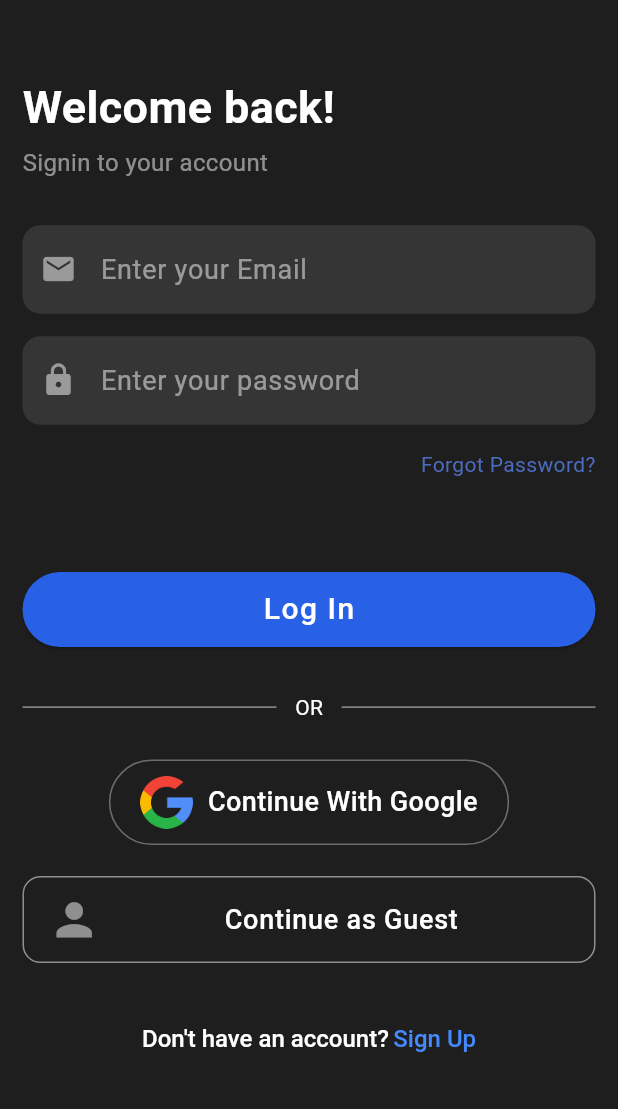
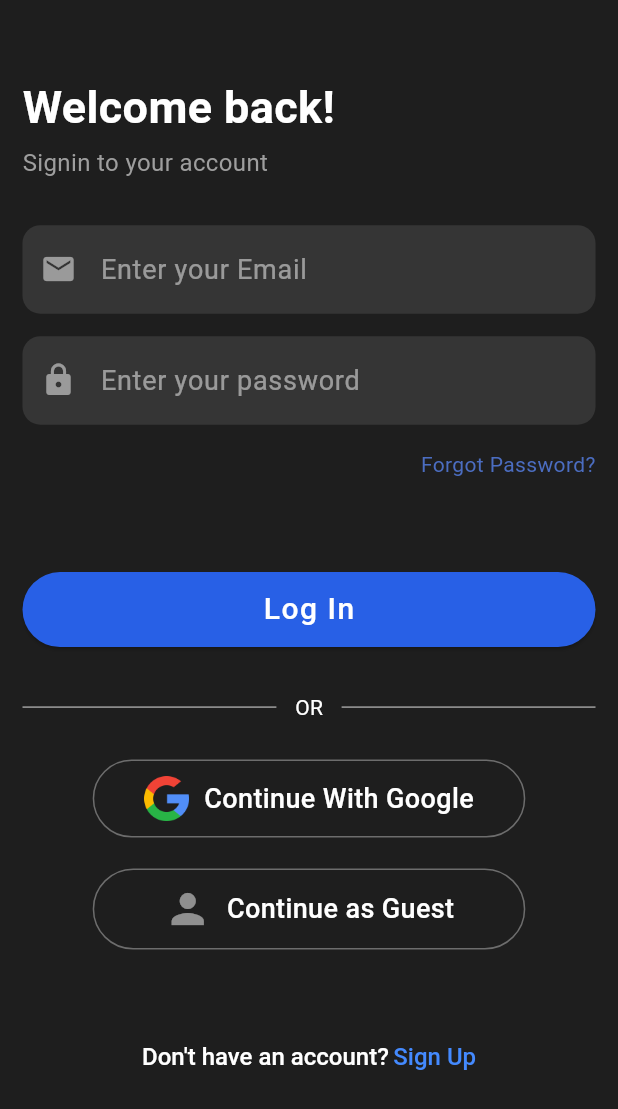
Before and after one commit to MuhammadHasan-Git/DoBits, a Flutter app: the screen it shows after launch, after a tap on "Login", on a phone screen of 412 x 824 dp. Shown: the top 1109 px of the screen. Run offline on Flutter 3.47's test engine with Material 3 defaults, Android fonts, the phone set to English and light mode, and no system bars; our stand-ins replace cloud_firestore, device_info_plus, email_validator, firebase_auth, firebase_core, flutter_svg and 3 more; accounts and stored records are empty.

Commit message:
bug fixes and create page for select sign in methods

```diff
--- a/lib/controller/user_controller.dart
+++ b/lib/controller/user_controller.dart
@@ -9,7 +9,6 @@ import 'package:google_sign_in/google_sign_in.dart';
 import 'package:todo_app/main.dart';
 import 'package:todo_app/utils/colors.dart';
 import 'package:todo_app/utils/extensions.dart';
-import 'package:todo_app/view/home_page.dart';
 
 class UserController extends GetxController {
   static Future<String?> getId() async {
@@ -220,8 +219,7 @@ class UserController extends GetxController {
       final user = userCredentail.user;
       if (user != null) {
         createUser(user.displayName!, user.email!);
-        Get.to(() => const HomePage());
-      } else {}
+      }
     } on FirebaseAuthException catch (error) {
       navigatorKey.currentState!.popUntil((route) => route.isFirst);
       if (error.code == 'account-exists-with-different-credential') {
@@ -254,13 +252,6 @@ class UserController extends GetxController {
     } catch (error) {
       navigatorKey.currentState!.popUntil((route) => route.isFirst);
       log(error.toString());
-      Get.showSnackbar(
-        const GetSnackBar(
-          message: 'Error occurred using Google Sign In. Try again.',
-          title: "Failed to Sign in with Google",
-          duration: Duration(seconds: 2),
-        ),
-      );
     }
     navigatorKey.currentState!.popUntil((route) => route.isFirst);
   }
--- a/lib/utils/colors.dart
+++ b/lib/utils/colors.dart
@@ -1,6 +1,7 @@
 import 'package:flutter/material.dart';
 
 const black = Color(0xff1E1E1E);
+const grey = Colors.grey;
 const white = Color(0xffFFFFFF);
 const blue = Color(0xff4B6DC1);
 const darkBlue = Color(0xff2860E6);
--- a/lib/view/authentication/login_options.dart
+++ b/lib/view/authentication/login_options.dart
@@ -7,6 +7,7 @@ import 'package:todo_app/utils/extensions.dart';
 import 'package:todo_app/view/authentication/login_view.dart';
 import 'package:todo_app/view/authentication/signup_view.dart';
 import 'package:todo_app/view/authentication/widgets/google_signin.dart';
+import 'package:todo_app/view/authentication/widgets/guest_signin.dart';
 import 'package:todo_app/view/widget/button.dart';
 import '../../controller/auth_controller.dart';
 
@@ -20,7 +21,11 @@ class LoginOptions extends StatelessWidget {
     return Scaffold(
       body: SafeArea(
         child: Padding(
-          padding: const EdgeInsets.symmetric(horizontal: 15),
+          padding: const EdgeInsets.only(
+            left: 15,
+            right: 15,
+            bottom: 20,
+          ),
           child: SingleChildScrollView(
             child: Column(
               mainAxisAlignment: MainAxisAlignment.start,
@@ -43,12 +48,28 @@ class LoginOptions extends StatelessWidget {
                   height: 300,
                   width: double.infinity,
                 ),
-                const Text(
-                  "Welcome",
+                Text(
+                  isGuest! ? "LogIn to Access This Feature" : "Sign In Options",
+                  textAlign: TextAlign.center,
                   style: TextStyle(
                     color: darkBlue,
                     letterSpacing: 2,
-                    fontSize: 24,
+                    fontSize: isGuest! ? 20 : 24,
+                    fontWeight: FontWeight.w100,
+                  ),
+                ),
+                SizedBox(
+                  height: 1.0.wp,
+                ),
+                Text(
+                  isGuest!
+                      ? "To access this feature, please log in to your account."
+                      : "Choose Your Preferred Sign-In Method",
+                  textAlign: TextAlign.center,
+                  style: const TextStyle(
+                    color: grey,
+                    letterSpacing: 1,
+                    fontSize: 14,
                     fontWeight: FontWeight.w100,
                   ),
                 ),
@@ -58,24 +79,15 @@ class LoginOptions extends StatelessWidget {
                 CustomButton(
                   text: "Login",
                   onPressed: () => Get.to(
-                      () => Obx(() => authController.showSignIn.value
-                          ? LoginView(
-                              toggleView: () => authController.toggleView())
-                          : SignupView(
-                              toggleView: () => authController.toggleView())),
-                      transition: Transition.downToUp),
-                ),
-                SizedBox(
-                  height: 6.0.wp,
-                ),
-                CustomButton(
-                  text: "Signup",
-                  onPressed: () => Get.to(
-                      () => Obx(() => authController.showSignIn.value
-                          ? LoginView(
-                              toggleView: () => authController.toggleView())
-                          : SignupView(
-                              toggleView: () => authController.toggleView())),
+                      () => Obx(
+                            () => authController.showSignIn.value
+                                ? LoginView(
+                                    toggleView: () =>
+                                        authController.toggleView())
+                                : SignupView(
+                                    toggleView: () =>
+                                        authController.toggleView()),
+                          ),
                       transition: Transition.downToUp),
                 ),
                 SizedBox(
@@ -83,9 +95,9 @@ class LoginOptions extends StatelessWidget {
                 ),
                 Row(
                   children: [
-                    Expanded(
+                    const Expanded(
                         child: Divider(
-                      color: white.withOpacity(0.5),
+                      color: grey,
                       indent: 25,
                     )),
                     SizedBox(
@@ -98,9 +110,9 @@ class LoginOptions extends StatelessWidget {
                     SizedBox(
                       width: 3.0.wp,
                     ),
-                    Expanded(
+                    const Expanded(
                         child: Divider(
-                      color: white.withOpacity(0.5),
+                      color: grey,
                       endIndent: 25,
                     )),
                   ],
@@ -108,9 +120,11 @@ class LoginOptions extends StatelessWidget {
                 SizedBox(
                   height: 10.0.wp,
                 ),
-
-                // ),
                 const GoogleSignInButton(),
+                SizedBox(
+                  height: 5.0.wp,
+                ),
+                const GuestSignInButton(),
                 SizedBox(
                   height: 15.0.wp,
                 ),
@@ -119,7 +133,7 @@ class LoginOptions extends StatelessWidget {
                     text: TextSpan(
                       children: [
                         const TextSpan(
-                          text: "Login as",
+                          text: "Don't have an account?",
                           style: TextStyle(
                             fontSize: 16,
                             fontWeight: FontWeight.w500,
@@ -132,10 +146,19 @@ class LoginOptions extends StatelessWidget {
                         TextSpan(
                           recognizer: TapGestureRecognizer()
                             ..onTap = () {
-                              final authController = Get.put(AuthController());
-                              authController.toggleView();
+                              Get.to(
+                                  () => Obx(
+                                        () => authController.showSignIn.value
+                                            ? LoginView(
+                                                toggleView: () =>
+                                                    authController.toggleView())
+                                            : SignupView(
+                                                toggleView: () => authController
+                                                    .toggleView()),
+                                      ),
+                                  transition: Transition.downToUp);
                             },
-                          text: "Guest",
+                          text: "Sign Up",
                           style: const TextStyle(
                             color: Colors.blueAccent,
                             fontSize: 16,
--- a/lib/view/authentication/login_view.dart
+++ b/lib/view/authentication/login_view.dart
@@ -8,6 +8,7 @@ import 'package:todo_app/main.dart';
 import 'package:todo_app/utils/colors.dart';
 import 'package:todo_app/utils/extensions.dart';
 import 'package:todo_app/view/authentication/widgets/google_signin.dart';
+import 'package:todo_app/view/authentication/widgets/guest_signin.dart';
 import 'package:todo_app/view/authentication/widgets/text_field.dart';
 import 'package:todo_app/view/widget/button.dart';
 
@@ -38,7 +39,7 @@ class LoginView extends StatelessWidget {
             } else {
               return Padding(
                 padding: const EdgeInsets.only(
-                    top: 50, left: 15, right: 15, bottom: 10),
+                    top: 50, left: 15, right: 15, bottom: 20),
                 child: SingleChildScrollView(
                   child: SafeArea(
                     child: Form(
@@ -57,11 +58,11 @@ class LoginView extends StatelessWidget {
                           SizedBox(
                             height: 1.0.wp,
                           ),
-                          Text(
+                          const Text(
                             "Signin to your account",
                             style: TextStyle(
                               fontSize: 16,
-                              color: white.withOpacity(0.5),
+                              color: grey,
                             ),
                           ),
                           const SizedBox(
@@ -140,9 +141,9 @@ class LoginView extends StatelessWidget {
                           ),
                           Row(
                             children: [
-                              Expanded(
+                              const Expanded(
                                   child: Divider(
-                                color: white.withOpacity(0.5),
+                                color: grey,
                               )),
                               SizedBox(
                                 width: 3.0.wp,
@@ -154,9 +155,9 @@ class LoginView extends StatelessWidget {
                               SizedBox(
                                 width: 3.0.wp,
                               ),
-                              Expanded(
+                              const Expanded(
                                   child: Divider(
-                                color: white.withOpacity(0.5),
+                                color: grey,
                               )),
                             ],
                           ),
@@ -167,34 +168,9 @@ class LoginView extends StatelessWidget {
                           SizedBox(
                             height: 5.0.wp,
                           ),
-                          ListTile(
-                            onTap: () => userController
-                                .signInAnon(context)
-                                .then((value) => null),
-                            shape: OutlineInputBorder(
-                              borderRadius: BorderRadius.circular(12),
-                              borderSide: BorderSide(
-                                color: white.withOpacity(0.5),
-                              ),
-                            ),
-                            title: const Center(
-                              child: Text(
-                                "Continue as Guest",
-                                style: TextStyle(
-                                  fontSize: 18,
-                                  fontWeight: FontWeight.w500,
-                                  color: white,
-                                ),
-                              ),
-                            ),
-                            leading: Icon(
-                              Icons.person,
-                              color: white.withOpacity(0.5),
-                              size: 35,
-                            ),
-                          ),
+                          const GuestSignInButton(),
                           SizedBox(
-                            height: 10.0.wp,
+                            height: 15.0.wp,
                           ),
                           Center(
                             child: RichText(
--- a/lib/view/authentication/signup_view.dart
+++ b/lib/view/authentication/signup_view.dart
@@ -8,6 +8,7 @@ import 'package:todo_app/main.dart';
 import 'package:todo_app/utils/colors.dart';
 import 'package:todo_app/utils/extensions.dart';
 import 'package:todo_app/view/authentication/widgets/google_signin.dart';
+import 'package:todo_app/view/authentication/widgets/guest_signin.dart';
 import 'package:todo_app/view/authentication/widgets/text_field.dart';
 import 'package:todo_app/view/widget/button.dart';
 
@@ -33,7 +34,7 @@ class SignupView extends StatelessWidget {
             } else {
               return Padding(
                 padding: const EdgeInsets.only(
-                    top: 35, left: 15, right: 15, bottom: 10),
+                    top: 35, left: 15, right: 15, bottom: 20),
                 child: SingleChildScrollView(
                   child: SafeArea(
                     child: Form(
@@ -218,30 +219,7 @@ class SignupView extends StatelessWidget {
                           SizedBox(
                             height: 5.0.wp,
                           ),
-                          ListTile(
-                            onTap: () => userController.signInAnon(context),
-                            shape: OutlineInputBorder(
-                              borderRadius: BorderRadius.circular(12),
-                              borderSide: BorderSide(
-                                color: white.withOpacity(0.5),
-                              ),
-                            ),
-                            title: const Center(
-                              child: Text(
-                                "Continue as Guest",
-                                style: TextStyle(
-                                  fontSize: 18,
-                                  fontWeight: FontWeight.w500,
-                                  color: white,
-                                ),
-                              ),
-                            ),
-                            leading: Icon(
-                              Icons.person,
-                              color: white.withOpacity(0.5),
-                              size: 35,
-                            ),
-                          ),
+                          const GuestSignInButton(),
                           SizedBox(
                             height: 10.0.wp,
                           ),
--- a/lib/view/authentication/widgets/google_signin.dart
+++ b/lib/view/authentication/widgets/google_signin.dart
@@ -16,11 +16,10 @@ class GoogleSignInButton extends StatelessWidget {
           borderRadius: BorderRadius.circular(30),
           onTap: () => userController.loginWithGoogle(context),
           child: Container(
+            width: Get.width * 0.7,
             padding: const EdgeInsets.symmetric(vertical: 10, horizontal: 20),
             decoration: BoxDecoration(
-                border: Border.all(
-                  color: white.withOpacity(0.35),
-                ),
+                border: Border.all(color: white.withOpacity(0.35)),
                 borderRadius: BorderRadius.circular(30)),
             child: Row(
               mainAxisAlignment: MainAxisAlignment.center,
@@ -28,8 +27,8 @@ class GoogleSignInButton extends StatelessWidget {
                 Image.asset(
                   "assets/images/google_logo.png",
                   fit: BoxFit.cover,
-                  width: 35,
-                  height: 35,
+                  width: 30,
+                  height: 30,
                 ),
                 const SizedBox(
                   width: 10,
--- /dev/null
+++ b/lib/view/authentication/widgets/guest_signin.dart
@@ -0,0 +1,50 @@
+import 'package:flutter/material.dart';
+import 'package:get/get.dart';
+import 'package:todo_app/utils/colors.dart';
+
+import '../../../controller/user_controller.dart';
+
+class GuestSignInButton extends StatelessWidget {
+  const GuestSignInButton({super.key});
+
+  @override
+  Widget build(BuildContext context) {
+    final userController = Get.put(UserController());
+    return Center(
+      child: InkWell(
+        borderRadius: BorderRadius.circular(30),
+        onTap: () => userController.signInAnon(context),
+        child: Container(
+          width: Get.width * 0.7,
+          padding: const EdgeInsets.symmetric(vertical: 10, horizontal: 20),
+          decoration: BoxDecoration(
+              border: Border.all(
+                color: white.withOpacity(0.35),
+              ),
+              borderRadius: BorderRadius.circular(30)),
+          child: Row(
+            mainAxisAlignment: MainAxisAlignment.center,
+            children: [
+              Icon(
+                Icons.person,
+                color: white.withOpacity(0.5),
+                size: 32,
+              ),
+              const SizedBox(
+                width: 10,
+              ),
+              const Text(
+                "Continue as Guest",
+                style: TextStyle(
+                  fontSize: 18,
+                  fontWeight: FontWeight.w500,
+                  color: white,
+                ),
+              ),
+            ],
+          ),
+        ),
+      ),
+    );
+  }
+}
--- a/lib/view/widget/category.dart
+++ b/lib/view/widget/category.dart
@@ -4,6 +4,7 @@ import 'package:get/get.dart';
 import 'package:todo_app/controller/task_controller.dart';
 import 'package:todo_app/utils/colors.dart';
 import 'package:todo_app/utils/extensions.dart';
+import 'package:todo_app/view/authentication/login_options.dart';
 
 class CategoryList extends StatelessWidget {
   const CategoryList({super.key});
@@ -20,8 +21,11 @@ class CategoryList extends StatelessWidget {
             return InkWell(
               onTap: () {
                 if (FirebaseAuth.instance.currentUser!.isAnonymous) {
-                  Get.back();
-                  // Get.to(() => const Auth(), transition: Transition.downToUp);
+                  Get.to(
+                      () => const LoginOptions(
+                            isGuest: true,
+                          ),
+                      transition: Transition.downToUp);
                 } else {
                   taskController.dialogBuilder(context);
                 }
```
Also changed, not shown: lib/firebase_options.dart, 1 other file.
